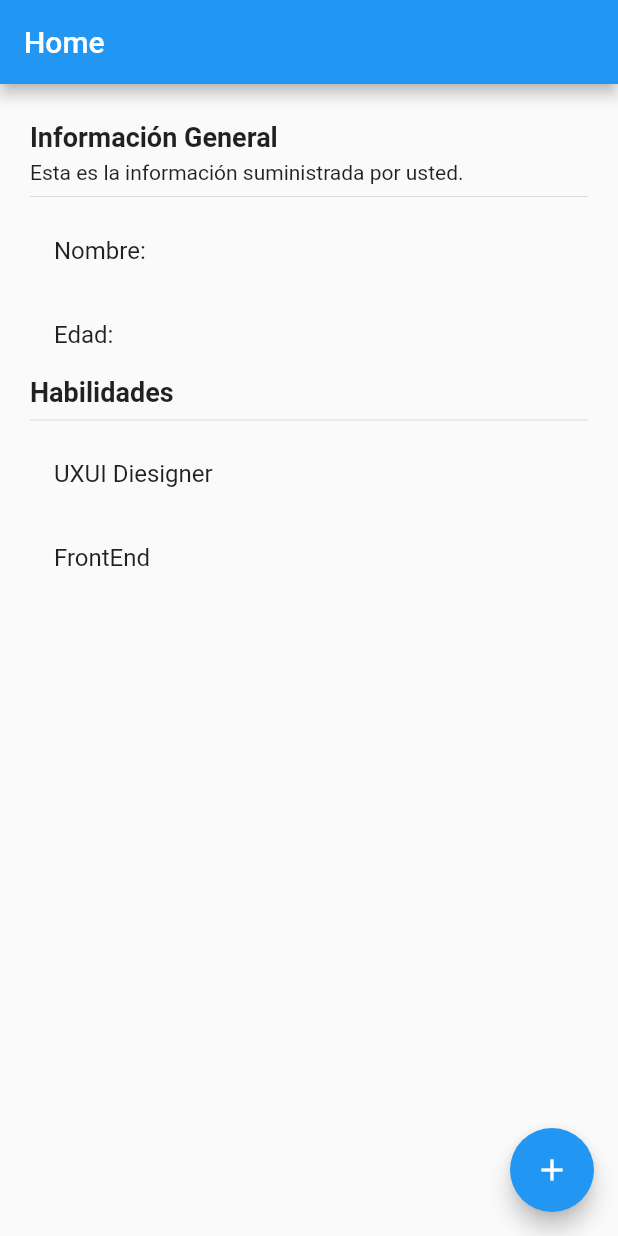
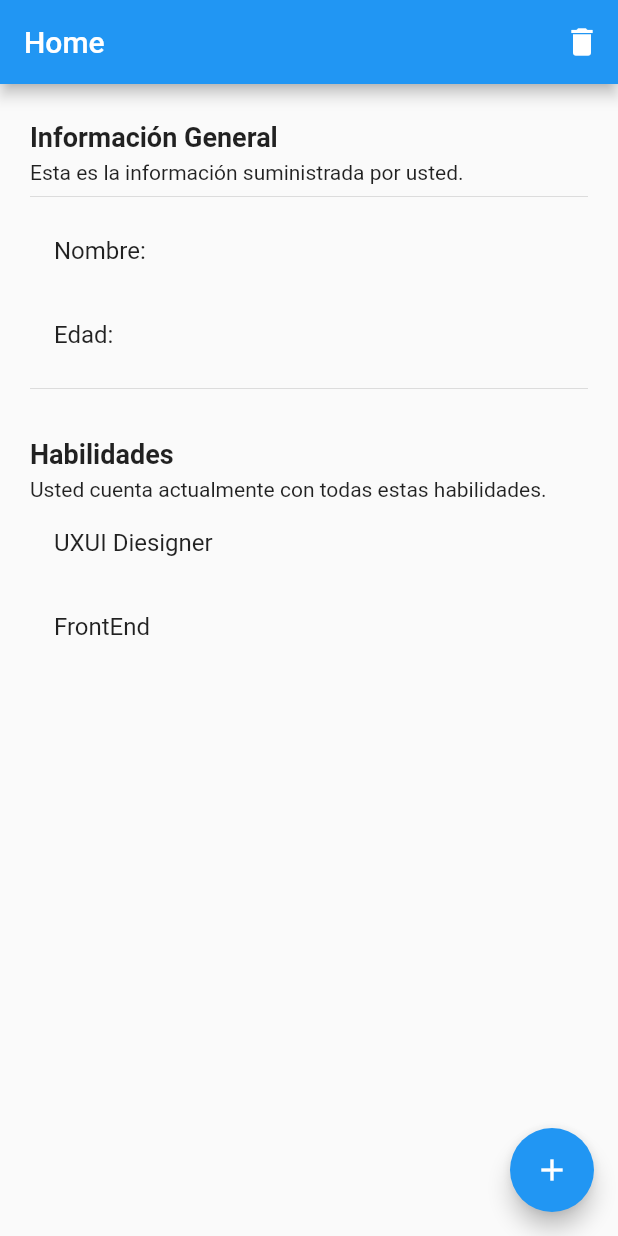
Before and after one commit to Yokaleis/Manejo-de-Estados---Flutter, a Flutter app: the screen it shows after launch, on a phone screen of 412 x 824 dp. Run offline on Flutter 3.47's test engine with Material 2 defaults, Android fonts, the light colour scheme and no system bars.

Commit message:
Cambios en homePage

```diff
--- a/lib/pages/home_page.dart
+++ b/lib/pages/home_page.dart
@@ -8,6 +8,11 @@ class HomePage extends StatelessWidget {
     return Scaffold(
       appBar: AppBar(
         title: Text('Home'),
+        actions: [
+          IconButton(onPressed: (){},
+          icon: Icon(Icons.delete),
+          ),
+        ],
       ),
       body: InformacionUsuario(),
      floatingActionButton: FloatingActionButton(
@@ -38,25 +43,23 @@ class InformacionUsuario extends StatelessWidget {
           ),
           SizedBox(height: 5,),
           Text('Esta es la información suministrada por usted.'),
-
           Divider(),
-
           ListTile(
             title: Text('Nombre:'),
           ),
           ListTile(
             title: Text('Edad:'),
           ),
-
+          Divider(),
+          SizedBox(height: 25,),
           Text('Habilidades',
           style:  TextStyle(
             fontSize: 18,
             fontWeight: FontWeight.bold,
           ),
           ),
-
-          Divider(),
-
+          SizedBox(height: 5,),
+          Text('Usted cuenta actualmente con todas estas habilidades.'),
           ListTile(
             title: Text('UXUI Diesigner'),
           ),
```
